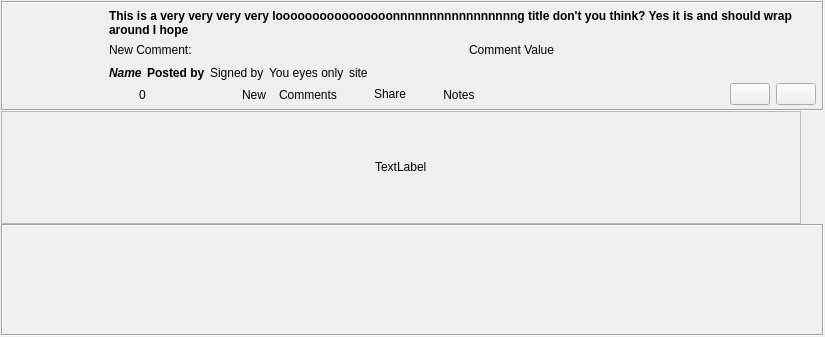
Above: retroshare-gui/src/gui/Posted/PostedItem.ui from RetroShare/RetroShare before the change. Below: the same form after it.
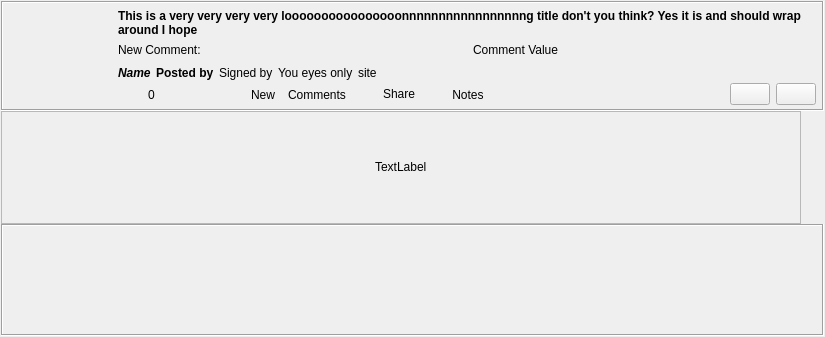
That is the form after the change. Icons and pictures are not drawn. Custom widgets are drawn as their Qt base class.

Commit message:
Fixing some layout issues & use the same ui for both classes
* Fixing some layout issues & use the same ui for both classes
* Hide unneeded Button
* Removed unneeded Label

```diff
--- a/retroshare-gui/src/gui/Posted/PostedItem.ui
+++ b/retroshare-gui/src/gui/Posted/PostedItem.ui
@@ -493,6 +493,9 @@
       </item>
       <item row="0" column="0" rowspan="2">
        <layout class="QVBoxLayout" name="verticalLayout_3">
+        <property name="leftMargin">
+         <number>9</number>
+        </property>
         <property name="topMargin">
          <number>6</number>
         </property>
```
The commit also changes 4 other files.
